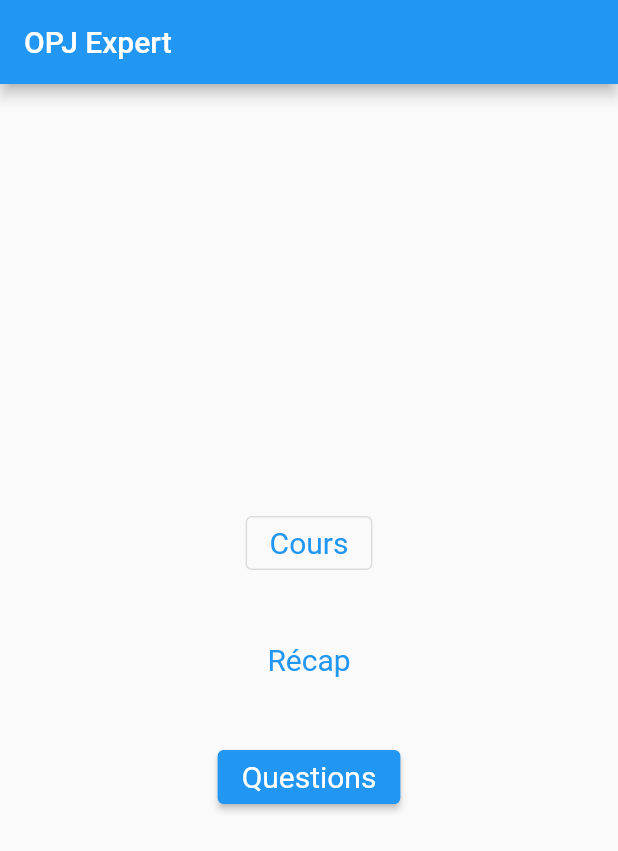
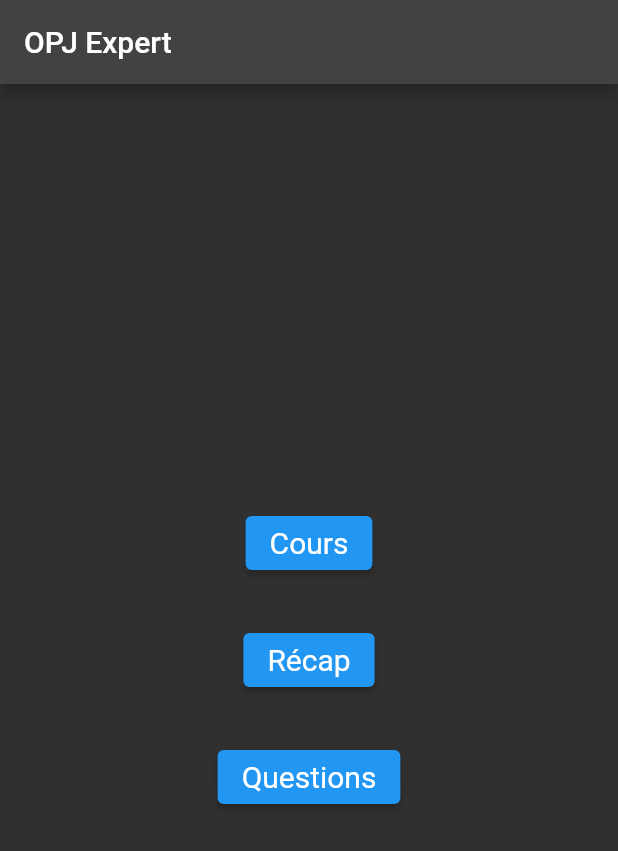
Before and after one commit to LeratClarisse/opj_app_2, a Flutter app: the screen it shows after launch, on a phone screen of 412 x 824 dp. Shown: the top 851 px of the screen. Run offline on Flutter 3.47's test engine with Material 2 defaults, Android fonts, the phone set to English and light mode, and no system bars.

```diff
--- a/lib/src/app.dart
+++ b/lib/src/app.dart
@@ -6,8 +6,6 @@ class App extends StatelessWidget {
 
   @override
   Widget build(BuildContext context) {
-    return MaterialApp(
-        //theme: ThemeData.dark(),
-        home: const Accueil());
+    return MaterialApp(theme: ThemeData.dark(), home: const Accueil());
   }
 }
--- a/lib/src/ui/accueil.dart
+++ b/lib/src/ui/accueil.dart
@@ -17,13 +17,13 @@ class Accueil extends StatelessWidget {
         child: Column(
           mainAxisSize: MainAxisSize.min,
           children: <Widget>[
-            OutlinedButton(
+            ElevatedButton(
               style: style,
               onPressed: () {},
               child: const Text('Cours'),
             ),
             const SizedBox(height: 30),
-            TextButton(
+            ElevatedButton(
               style: style,
               onPressed: () {},
               child: const Text('Récap'),
```
Also changed, not shown: 1 other file.
